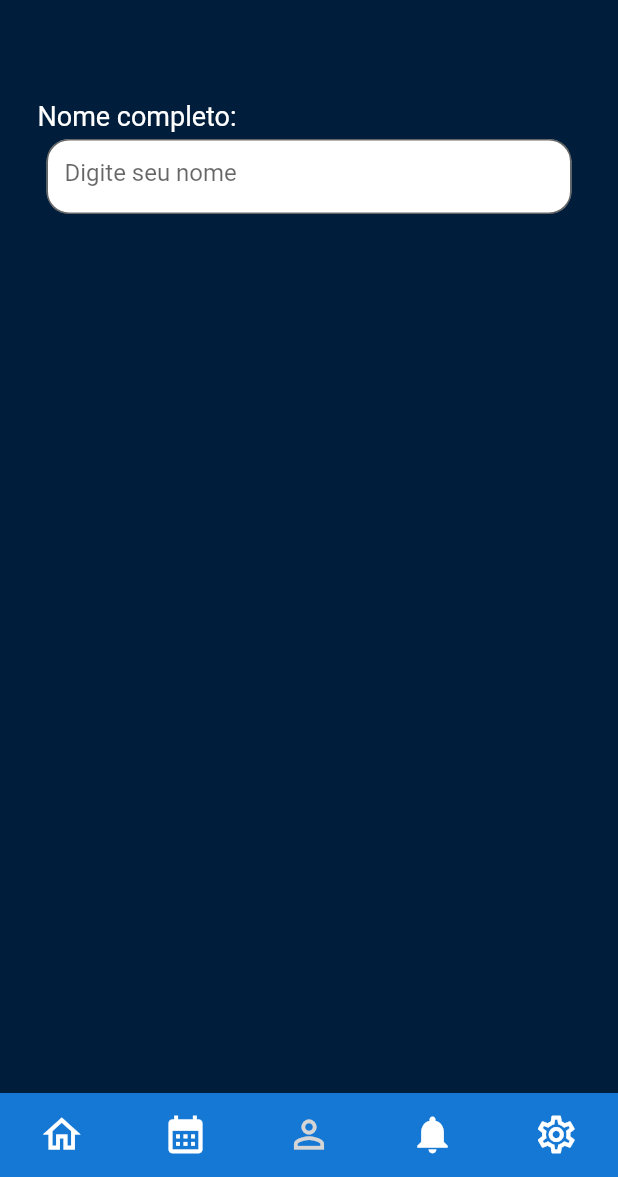
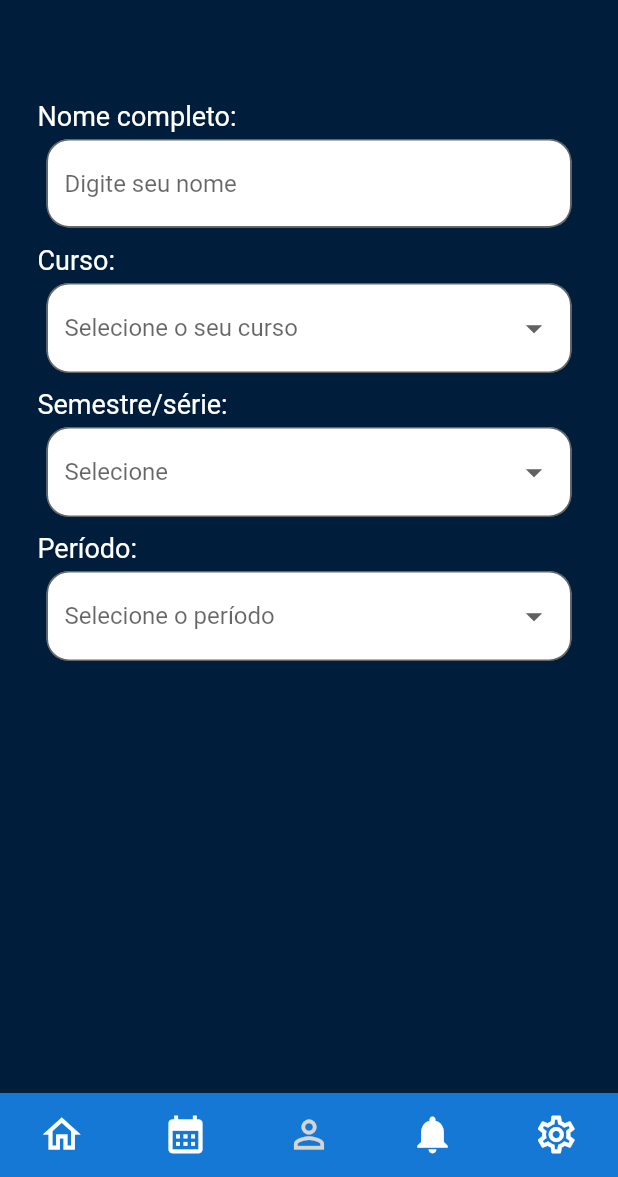
Before and after one commit to EnzoFavaro/Maua-Tasks, a Flutter app: the screen it shows after launch, item 4 of the bottom bar chosen, on a phone screen of 412 x 824 dp, the part 59-1236 px from its top. Run offline on Flutter 3.47's test engine with Material 2 defaults, Android fonts, the phone set to English and light mode, and no system bars; our stand-ins replace table_calendar; Roboto replaces fonts that are missing (Lato-Regular).

Commit message:
adicionando menus dropdown na tela profile2
Signed-off-by: Iago Aurichio <iagoaurichio39@gmail.com>

```diff
--- a/lib/pages/profile2.dart
+++ b/lib/pages/profile2.dart
@@ -1,4 +1,34 @@
 import 'package:flutter/material.dart';
+
+final dropValueCurso = ValueNotifier("");
+final dropValueSerie = ValueNotifier("");
+final dropValuePeriodo = ValueNotifier("");
+
+final dropOpcoesCurso = [
+  "Ciência da Computação",
+  "Sistemas de Informação",
+  "Engenharia da Computação",
+  "Administração",
+  "Design"
+];
+
+final dropOpcoesSerie = [
+  "1º semestre",
+  "2º semestre",
+  "3º semestre",
+  "4º semestre",
+  "5º semestre",
+  "6º semestre",
+  "7º semestre",
+  "8º semestre"
+];
+
+final dropOpcoesPeriodo = [
+  "Matutino / Manhã",
+  "Vespertino / Tarde",
+  "Noturno / Noite"
+];
+
 
 class Profile2 extends StatefulWidget {
   const Profile2({super.key});
@@ -25,21 +55,23 @@ class _Profile2State extends State<Profile2> {
           ),
         ],
       ),
-      body: const Column(
+      body: Column(
         mainAxisAlignment: MainAxisAlignment.start,
         children: [
-          Padding(
+          const Padding(
               padding: EdgeInsets.only(left: 25, top: 50, bottom: 5),
               child: Align(
                   alignment: Alignment.topLeft,
                   child: Text(
                     "Nome completo:",
-                style:
-                    TextStyle(color: Colors.white, fontFamily: 'Lato-Regular', fontSize: 18),
+                    style: TextStyle(
+                        color: Colors.white,
+                        fontFamily: 'Lato-Regular',
+                        fontSize: 18),
                   ))),
-              SizedBox(
+          const SizedBox(
               width: 350,
-                height: 50,
+              height: 60,
               child: TextField(
                 decoration: InputDecoration(
                     hintText: "Digite seu nome",
@@ -47,16 +79,137 @@ class _Profile2State extends State<Profile2> {
                     fillColor: Colors.white,
                     focusedBorder: OutlineInputBorder(
                         borderSide: BorderSide(color: Colors.transparent),
-                          borderRadius: BorderRadius.all(Radius.circular(15))
-                        ),
+                        borderRadius: BorderRadius.all(Radius.circular(15))),
                     labelStyle: TextStyle(
                         fontFamily: 'Lato-Regular',
                         decoration: TextDecoration.none),
                     border: OutlineInputBorder(
                         borderRadius: BorderRadius.all(Radius.circular(15)),
-                          borderSide: BorderSide(color: Colors.black)
+                        borderSide: BorderSide(color: Colors.black))),
               )),
-              ))
+          const Padding(
+              padding: EdgeInsets.only(left: 25, top: 10, bottom: 5),
+              child: Align(
+                  alignment: Alignment.topLeft,
+                  child: Text(
+                    "Curso:",
+                    style: TextStyle(
+                        color: Colors.white,
+                        fontFamily: 'Lato-Regular',
+                        fontSize: 18),
+                  ))),
+          ValueListenableBuilder(
+              valueListenable: dropValueCurso,
+              builder: (BuildContext context, String value, _) {
+                return SizedBox(
+                  width: 350,
+                  height: 60,
+                  child: DropdownButtonFormField<String>(
+                    hint: const Text("Selecione o seu curso"),
+                    value: (value.isEmpty) ? null : value,
+                    onChanged: (escolha) =>
+                        dropValueCurso.value = escolha.toString(),
+                    items: dropOpcoesCurso
+                        .map(
+                          (op) => DropdownMenuItem(value: op, child: Text(op)),
+                        )
+                        .toList(),
+                    isExpanded: true,
+                    decoration: InputDecoration(
+                      focusedBorder: const OutlineInputBorder(
+                          borderRadius: BorderRadius.all(Radius.circular(15))),
+                      border: OutlineInputBorder(
+                          borderRadius: BorderRadius.circular(15),
+                          borderSide: const BorderSide(color: Colors.black)),
+                      filled: true,
+                      fillColor: Colors.white,
+                    ),
+                    iconSize: 26,
+                  ),
+                );
+              }),
+              const Padding(
+              padding: EdgeInsets.only(left: 25, top: 10, bottom: 5),
+              child: Align(
+                  alignment: Alignment.topLeft,
+                  child: Text(
+                    "Semestre/série:",
+                    style: TextStyle(
+                        color: Colors.white,
+                        fontFamily: 'Lato-Regular',
+                        fontSize: 18),
+                  ))),
+          ValueListenableBuilder(
+              valueListenable: dropValueSerie,
+              builder: (BuildContext context, String value, _) {
+                return SizedBox(
+                  width: 350,
+                  height: 60,
+                  child: DropdownButtonFormField<String>(
+                    hint: const Text("Selecione"),
+                    value: (value.isEmpty) ? null : value,
+                    onChanged: (escolha) =>
+                        dropValueSerie.value = escolha.toString(),
+                    items: dropOpcoesSerie
+                        .map(
+                          (op) => DropdownMenuItem(value: op, child: Text(op)),
+                        )
+                        .toList(),
+                    isExpanded: true,
+                    decoration: InputDecoration(
+                      focusedBorder: const OutlineInputBorder(
+                          borderRadius: BorderRadius.all(Radius.circular(15))),
+                      border: OutlineInputBorder(
+                          borderRadius: BorderRadius.circular(15),
+                          borderSide: const BorderSide(color: Colors.black)),
+                      filled: true,
+                      fillColor: Colors.white,
+                    ),
+                    iconSize: 26,
+                  ),
+                );
+              }),
+              const Padding(
+              padding: EdgeInsets.only(left: 25, top: 10, bottom: 5),
+              child: Align(
+                  alignment: Alignment.topLeft,
+                  child: Text(
+                    "Período:",
+                    style: TextStyle(
+                        color: Colors.white,
+                        fontFamily: 'Lato-Regular',
+                        fontSize: 18),
+                  ))),
+          ValueListenableBuilder(
+              valueListenable: dropValuePeriodo,
+              builder: (BuildContext context, String value, _) {
+                return SizedBox(
+                  width: 350,
+                  height: 60,
+                  child: DropdownButtonFormField<String>(
+                    hint: const Text("Selecione o período"),
+                    value: (value.isEmpty) ? null : value,
+                    onChanged: (escolha) =>
+                        dropValuePeriodo.value = escolha.toString(),
+                    items: dropOpcoesPeriodo
+                        .map(
+                          (op) => DropdownMenuItem(value: op, child: Text(op)),
+                        )
+                        .toList(),
+                    isExpanded: true,
+                    decoration: InputDecoration(
+                      focusedBorder: const OutlineInputBorder(
+                          borderRadius: BorderRadius.all(Radius.circular(15))),
+                      border: OutlineInputBorder(
+                          borderRadius: BorderRadius.circular(15),
+                          borderSide: const BorderSide(color: Colors.black)),
+                      filled: true,
+                      fillColor: Colors.white,
+                    ),
+                    iconSize: 26,
+                  ),
+                );
+              })
         ],
       ),
     );
```
Lines whose indentation alone changed are shown as unchanged.
